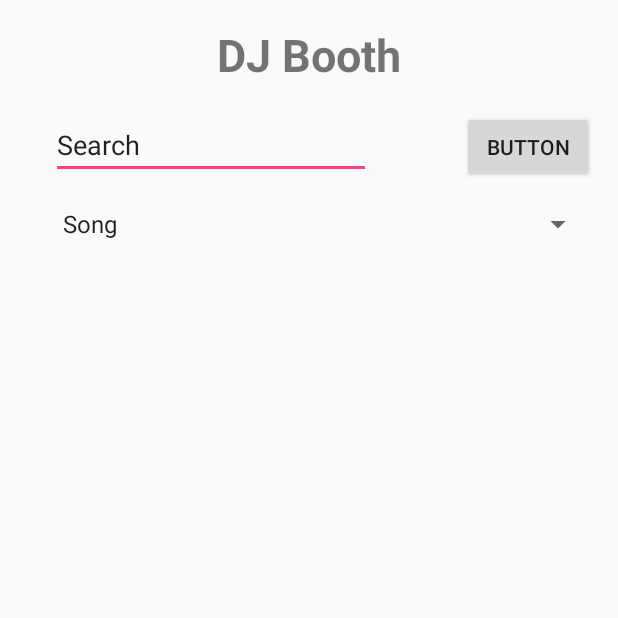
After one commit to JUQE/HackEd2017, an Android app: the DjActivity screen opened directly, with no data from a screen before it, on a phone screen of 412 x 824 dp, the top half of it. The commit adds this screen. Run offline under Robolectric (Android 15) with nearby library versions, the phone set to English and light mode, and no system bars; our stand-ins replace Firebase (no records; nobody signed in at launch, a user with empty details on screens opened directly); libraries missing offline, so code that uses them is left out: kaaes.spotify.webapi, retrofit.client.

Commit message:
added search

```diff
--- a/app/src/main/AndroidManifest.xml
+++ b/app/src/main/AndroidManifest.xml
@@ -15,6 +15,11 @@
                 <category android:name="android.intent.category.LAUNCHER" />
             </intent-filter>
         </activity>
+        <activity android:name=".DjActivity" />
+        <activity
+            android:name=".Main2Activity"
+            android:label="@string/title_activity_main2"
+            android:theme="@style/AppTheme.NoActionBar"></activity>
     </application>
 
 </manifest>
--- /dev/null
+++ b/app/src/main/java/com/example/brianofrim/juqe/DjActivity.java
@@ -0,0 +1,189 @@
+package com.example.brianofrim.juqe;
+
+
+
+import android.app.Activity;
+        import android.content.Intent;
+        import android.os.Bundle;
+import android.support.v7.util.SortedList;
+import android.util.Log;
+
+        import com.google.firebase.database.DatabaseReference;
+        import com.google.firebase.database.FirebaseDatabase;
+        import com.spotify.sdk.android.authentication.AuthenticationClient;
+        import com.spotify.sdk.android.authentication.AuthenticationRequest;
+        import com.spotify.sdk.android.authentication.AuthenticationResponse;
+        import com.spotify.sdk.android.player.Config;
+        import com.spotify.sdk.android.player.ConnectionStateCallback;
+        import com.spotify.sdk.android.player.Error;
+        import com.spotify.sdk.android.player.Player;
+        import com.spotify.sdk.android.player.PlayerEvent;
+        import com.spotify.sdk.android.player.Spotify;
+        import com.spotify.sdk.android.player.SpotifyPlayer;
+
+import kaaes.spotify.webapi.android.SpotifyApi;
+import kaaes.spotify.webapi.android.SpotifyService;
+import kaaes.spotify.webapi.android.models.AlbumsPager;
+import kaaes.spotify.webapi.android.models.Track;
+import kaaes.spotify.webapi.android.models.TracksPager;
+import retrofit.Callback;
+import retrofit.RetrofitError;
+import retrofit.client.Response;
+
+
+public class DjActivity extends Activity implements
+        SpotifyPlayer.NotificationCallback, ConnectionStateCallback
+{
+
+    // TODO: Replace with your client ID
+    private static final String CLIENT_ID = "7c30472359f34bd5963914d4474fb2e0";
+    // TODO: Replace with your redirect URI
+    private static final String REDIRECT_URI = "juqe://callback";
+
+    // Request code that will be used to verify if the result comes from correct activity
+    // Can be any integer
+    private static final int REQUEST_CODE = 1337;
+
+    private Player mPlayer;
+
+    SpotifyApi api;
+
+    @Override
+    protected void onCreate(Bundle savedInstanceState) {
+        super.onCreate(savedInstanceState);
+        setContentView(R.layout.activity_dj);
+
+        AuthenticationRequest.Builder builder = new AuthenticationRequest.Builder(CLIENT_ID,
+                AuthenticationResponse.Type.TOKEN,
+                REDIRECT_URI);
+        builder.setScopes(new String[]{"user-read-private", "streaming"});
+        AuthenticationRequest request = builder.build();
+
+        AuthenticationClient.openLoginActivity(this, REQUEST_CODE, request);
+
+//        FirebaseDatabase database = FirebaseDatabase.getInstance();
+//        DatabaseReference myRef = database.getReference("message");
+//
+//        myRef.setValue("Hello, World!");
+//        api =  new SpotifyApi();
+
+
+
+
+
+    }
+
+    @Override
+    protected void onActivityResult(int requestCode, int resultCode, Intent intent) {
+        super.onActivityResult(requestCode, resultCode, intent);
+
+        // Check if result comes from the correct activity
+        if (requestCode == REQUEST_CODE) {
+            AuthenticationResponse response = AuthenticationClient.getResponse(resultCode, intent);
+            api.setAccessToken(response.getAccessToken());
+            if (response.getType() == AuthenticationResponse.Type.TOKEN) {
+                Config playerConfig = new Config(this, response.getAccessToken(), CLIENT_ID);
+                Spotify.getPlayer(playerConfig, this, new SpotifyPlayer.InitializationObserver() {
+                    @Override
+                    public void onInitialized(SpotifyPlayer spotifyPlayer) {
+                        mPlayer = spotifyPlayer;
+                        mPlayer.addConnectionStateCallback(DjActivity.this);
+                        mPlayer.addNotificationCallback(DjActivity.this);
+                    }
+
+                    @Override
+                    public void onError(Throwable throwable) {
+                        Log.e("MainActivity", "Could not initialize player: " + throwable.getMessage());
+                    }
+                });
+            }
+        }
+    }
+
+    @Override
+    protected void onDestroy() {
+        // VERY IMPORTANT! This must always be called or else you will leak resources
+        Spotify.destroyPlayer(this);
+        super.onDestroy();
+    }
+
+
+
+
+    @Override
+    public void onPlaybackEvent(PlayerEvent playerEvent) {
+        Log.d("MainActivity", "Playback event received: " + playerEvent.name());
+        switch (playerEvent) {
+            // Handle event type as necessary
+            default:
+                break;
+        }
+    }
+
+    @Override
+    public void onPlaybackError(Error error) {
+        Log.d("MainActivity", "Playback error received: " + error.name());
+        switch (error) {
+            // Handle error type as necessary
+            default:
+                break;
+        }
+    }
+
+    @Override
+    public void onLoggedIn() {
+        Log.d("MainActivity", "User logged in");
+
+        mPlayer.playUri(null, "spotify:track:2TpxZ7JUBn3uw46aR7qd6V", 0, 0);
+    }
+
+    @Override
+    public void onLoggedOut() {
+        Log.d("MainActivity", "User logged out");
+    }
+
+    @Override
+    public void onLoginFailed(Error e) {
+        Log.d("MainActivity", "Login failed");
+    }
+
+    @Override
+    public void onTemporaryError() {
+        Log.d("MainActivity", "Temporary error occurred");
+    }
+
+    @Override
+    public void onConnectionMessage(String message) {
+        Log.d("MainActivity", "Received connection message: " + message);
+    }
+
+    public void searchSongs(String searchString){
+        SpotifyService spotify = api.getService();
+
+        spotify.searchTracks(searchString, new Callback<TracksPager>() {
+            @Override
+            public void success(TracksPager tracksPager, Response response) {
+                Log.d("Album success", tracksPager.toString());
+
+            }
+
+            @Override
+            public void failure(RetrofitError error) {
+                Log.d("Album failure", error.toString());
+            }
+        });
+
+//        spotify.searchAlbums("2dIGnmEIy1WZIcZCFSj6i8", new SortedList.Callback<AlbumsPager>() {
+//            @Override
+//            public void success(AlbumsPager albumpager, Response response) {
+//                Albu
+//                Log.d("Album success", albumpager.albums);
+//            }
+//
+//            @Override
+//            public void failure(RetrofitError error) {
+//                Log.d("Album failure", error.toString());
+//            }
+//        });
+    }
+}
--- /dev/null
+++ b/app/src/main/res/layout/activity_dj.xml
@@ -0,0 +1,60 @@
+<?xml version="1.0" encoding="utf-8"?>
+<RelativeLayout xmlns:android="http://schemas.android.com/apk/res/android"
+    xmlns:tools="http://schemas.android.com/tools"
+    android:id="@+id/activity_dj"
+    android:layout_width="match_parent"
+    android:layout_height="match_parent"
+    android:paddingBottom="@dimen/activity_vertical_margin"
+    android:paddingLeft="@dimen/activity_horizontal_margin"
+    android:paddingRight="@dimen/activity_horizontal_margin"
+    android:paddingTop="@dimen/activity_vertical_margin"
+    tools:context="com.example.brianofrim.juqe.DjActivity">
+
+    <TextView
+        android:text="DJ Booth"
+        android:layout_width="wrap_content"
+        android:layout_height="wrap_content"
+        android:id="@+id/BoothTextView"
+        android:textSize="30sp"
+        android:textStyle="normal|bold"
+        android:textAllCaps="false"
+        android:textAlignment="textStart"
+        android:layout_centerHorizontal="true" />
+
+    <Spinner
+        android:layout_width="match_parent"
+        android:layout_height="wrap_content"
+        android:layout_marginTop="18dp"
+        android:id="@+id/spinner"
+        android:entries="@array/search_type_array"
+        android:layout_below="@+id/searchTextBox"
+        android:layout_alignParentStart="true"
+        android:layout_marginStart="18dp" />
+
+    <ListView
+        android:layout_width="match_parent"
+        android:layout_height="match_parent"
+        android:layout_below="@+id/spinner"
+        android:layout_marginTop="40dp"
+        android:layout_alignParentEnd="true" />
+
+    <Button
+        android:text="Button"
+        android:layout_width="wrap_content"
+        android:layout_height="wrap_content"
+        android:layout_alignTop="@+id/searchTextBox"
+        android:layout_alignParentEnd="true"
+        android:id="@+id/button2" />
+
+    <EditText
+        android:layout_width="wrap_content"
+        android:layout_height="wrap_content"
+        android:inputType="textPersonName"
+        android:text="Search"
+        android:ems="10"
+        android:id="@+id/searchTextBox"
+        android:layout_marginTop="17dp"
+        android:layout_below="@+id/BoothTextView"
+        android:layout_alignStart="@+id/spinner" />
+
+</RelativeLayout>
--- /dev/null
+++ b/app/src/main/res/values-v21/styles.xml
@@ -0,0 +1,9 @@
+<resources>
+
+    <style name="AppTheme.NoActionBar">
+        <item name="windowActionBar">false</item>
+        <item name="windowNoTitle">true</item>
+        <item name="android:windowDrawsSystemBarBackgrounds">true</item>
+        <item name="android:statusBarColor">@android:color/transparent</item>
+    </style>
+</resources>
--- a/app/src/main/res/values/dimens.xml
+++ b/app/src/main/res/values/dimens.xml
@@ -2,4 +2,5 @@
     <!-- Default screen margins, per the Android Design guidelines. -->
     <dimen name="activity_horizontal_margin">16dp</dimen>
     <dimen name="activity_vertical_margin">16dp</dimen>
+    <dimen name="fab_margin">16dp</dimen>
 </resources>
--- a/app/src/main/res/values/strings.xml
+++ b/app/src/main/res/values/strings.xml
@@ -1,3 +1,12 @@
 <resources>
     <string name="app_name">juqe</string>
+
+    <string-array name="search_type_array">
+        <item>Song</item>
+        <item>Artist</item>
+        <item>Album</item>
+    </string-array>
+
+    <string name="title_activity_main2">Main2Activity</string>
+
 </resources>
--- a/app/src/main/res/values/styles.xml
+++ b/app/src/main/res/values/styles.xml
@@ -8,4 +8,13 @@
         <item name="colorAccent">@color/colorAccent</item>
     </style>
 
+    <style name="AppTheme.NoActionBar">
+        <item name="windowActionBar">false</item>
+        <item name="windowNoTitle">true</item>
+    </style>
+
+    <style name="AppTheme.AppBarOverlay" parent="ThemeOverlay.AppCompat.Dark.ActionBar" />
+
+    <style name="AppTheme.PopupOverlay" parent="ThemeOverlay.AppCompat.Light" />
+
 </resources>
```
Also changed, not shown: app/build.gradle (+8 -1 lines), app/src/main/res/layout/activity_main2.xml (added, +34 -0 lines), app/src/main/res/layout/content_main2.xml (added, +16 -0 lines).
